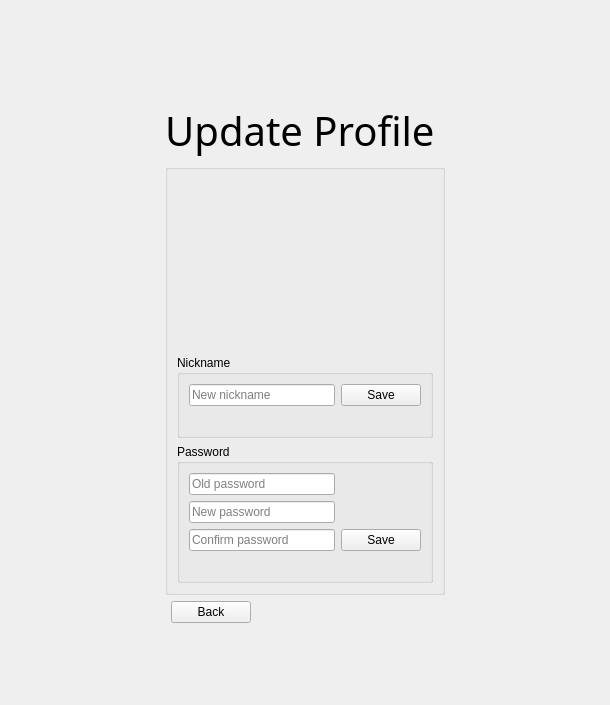
Before: the Qt Designer form Client/modify.ui in PolitoTeam/Scriba, drawn with Qt 5.
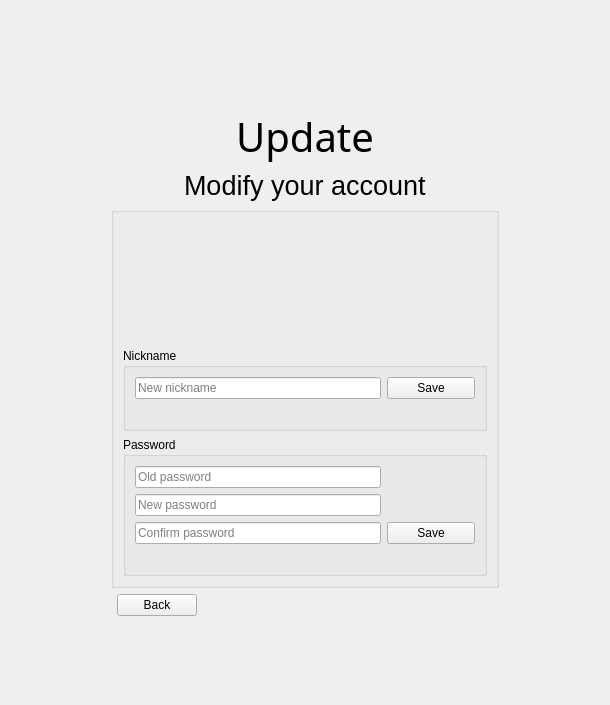
After: the same form once the commit is applied. Icons and pictures are not drawn. Custom widgets are drawn as their Qt base class.

Diff of the .ui file:
```diff
--- a/Client/modify.ui
+++ b/Client/modify.ui
@@ -16,7 +16,104 @@
   <layout class="QGridLayout" name="gridLayout_2">
    <item row="0" column="0">
     <layout class="QGridLayout" name="gridLayout">
-     <item row="3" column="2" colspan="3">
+     <item row="5" column="4">
+      <spacer name="horizontalSpacer_3">
+       <property name="orientation">
+        <enum>Qt::Horizontal</enum>
+       </property>
+       <property name="sizeHint" stdset="0">
+        <size>
+         <width>40</width>
+         <height>20</height>
+        </size>
+       </property>
+      </spacer>
+     </item>
+     <item row="5" column="3">
+      <layout class="QHBoxLayout" name="horizontalLayout_2">
+       <item>
+        <widget class="QPushButton" name="t_pushButtonFinish">
+         <property name="cursor">
+          <cursorShape>PointingHandCursor</cursorShape>
+         </property>
+         <property name="text">
+          <string>Back</string>
+         </property>
+        </widget>
+       </item>
+      </layout>
+     </item>
+     <item row="3" column="2" colspan="3" alignment="Qt::AlignHCenter">
+      <widget class="QLabel" name="label_3">
+       <property name="font">
+        <font>
+         <pointsize>20</pointsize>
+        </font>
+       </property>
+       <property name="text">
+        <string>Modify your account</string>
+       </property>
+      </widget>
+     </item>
+     <item row="6" column="2" colspan="3">
+      <spacer name="verticalSpacer_3">
+       <property name="orientation">
+        <enum>Qt::Vertical</enum>
+       </property>
+       <property name="sizeHint" stdset="0">
+        <size>
+         <width>20</width>
+         <height>40</height>
+        </size>
+       </property>
+      </spacer>
+     </item>
+     <item row="4" column="0">
+      <spacer name="horizontalSpacer">
+       <property name="orientation">
+        <enum>Qt::Horizontal</enum>
+       </property>
+       <property name="sizeType">
+        <enum>QSizePolicy::Maximum</enum>
+       </property>
+       <property name="sizeHint" stdset="0">
+        <size>
+         <width>100</width>
+         <height>20</height>
+        </size>
+       </property>
+      </spacer>
+     </item>
+     <item row="0" column="2" colspan="3">
+      <spacer name="verticalSpacer_4">
+       <property name="orientation">
+        <enum>Qt::Vertical</enum>
+       </property>
+       <property name="sizeHint" stdset="0">
+        <size>
+         <width>20</width>
+         <height>40</height>
+        </size>
+       </property>
+      </spacer>
+     </item>
+     <item row="4" column="5">
+      <spacer name="horizontalSpacer_2">
+       <property name="orientation">
+        <enum>Qt::Horizontal</enum>
+       </property>
+       <property name="sizeType">
+        <enum>QSizePolicy::Maximum</enum>
+       </property>
+       <property name="sizeHint" stdset="0">
+        <size>
+         <width>100</width>
+         <height>20</height>
+        </size>
+       </property>
+      </spacer>
+     </item>
+     <item row="4" column="2" colspan="3">
       <widget class="QGroupBox" name="groupBox">
        <property name="sizePolicy">
         <sizepolicy hsizetype="Expanding" vsizetype="Expanding">
@@ -40,14 +137,14 @@
            <widget class="ClickableLabel" name="profile_image">
             <property name="minimumSize">
              <size>
-              <width>170</width>
-              <height>170</height>
+              <width>120</width>
+              <height>120</height>
              </size>
             </property>
             <property name="maximumSize">
              <size>
-              <width>170</width>
-              <height>170</height>
+              <width>120</width>
+              <height>120</height>
              </size>
             </property>
             <property name="text">
@@ -280,32 +377,6 @@
        </layout>
       </widget>
      </item>
-     <item row="3" column="0">
-      <spacer name="horizontalSpacer">
-       <property name="orientation">
-        <enum>Qt::Horizontal</enum>
-       </property>
-       <property name="sizeHint" stdset="0">
-        <size>
-         <width>40</width>
-         <height>20</height>
-        </size>
-       </property>
-      </spacer>
-     </item>
-     <item row="0" column="2" colspan="3">
-      <spacer name="verticalSpacer_4">
-       <property name="orientation">
-        <enum>Qt::Vertical</enum>
-       </property>
-       <property name="sizeHint" stdset="0">
-        <size>
-         <width>20</width>
-         <height>40</height>
-        </size>
-       </property>
-      </spacer>
-     </item>
      <item row="2" column="2" colspan="3">
       <widget class="QLabel" name="label_2">
        <property name="font">
@@ -315,52 +386,13 @@
         </font>
        </property>
        <property name="text">
-        <string>Update Profile </string>
+        <string>Update</string>
        </property>
        <property name="alignment">
         <set>Qt::AlignCenter</set>
        </property>
       </widget>
      </item>
-     <item row="3" column="5">
-      <spacer name="horizontalSpacer_2">
-       <property name="orientation">
-        <enum>Qt::Horizontal</enum>
-       </property>
-       <property name="sizeHint" stdset="0">
-        <size>
-         <width>40</width>
-         <height>20</height>
-        </size>
-       </property>
-      </spacer>
-     </item>
-     <item row="4" column="4">
-      <spacer name="horizontalSpacer_3">
-       <property name="orientation">
-        <enum>Qt::Horizontal</enum>
-       </property>
-       <property name="sizeHint" stdset="0">
-        <size>
-         <width>40</width>
-         <height>20</height>
-        </size>
-       </property>
-      </spacer>
-     </item>
-     <item row="5" column="2" colspan="3">
-      <spacer name="verticalSpacer_3">
-       <property name="orientation">
-        <enum>Qt::Vertical</enum>
-       </property>
-       <property name="sizeHint" stdset="0">
-        <size>
-         <width>20</width>
-         <height>40</height>
-        </size>
-       </property>
-      </spacer>
-     </item>
      <item row="1" column="2" colspan="3" alignment="Qt::AlignHCenter">
       <widget class="QLabel" name="label">
        <property name="maximumSize">
@@ -380,20 +412,6 @@
        </property>
       </widget>
      </item>
-     <item row="4" column="3">
-      <layout class="QHBoxLayout" name="horizontalLayout_2">
-       <item>
-        <widget class="QPushButton" name="t_pushButtonFinish">
-         <property name="cursor">
-          <cursorShape>PointingHandCursor</cursorShape>
-         </property>
-         <property name="text">
-          <string>Back</string>
-         </property>
-        </widget>
-       </item>
-      </layout>
-     </item>
     </layout>
    </item>
   </layout>
```
Left out of the diff: 2 changed lines with no effect on the pictures.
